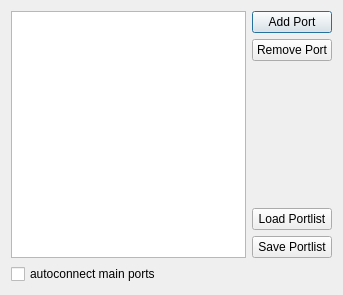
This is port_manager_ui.ui in Vampouille/superboucle as Qt 5 draws it before an edit. The edited form follows.
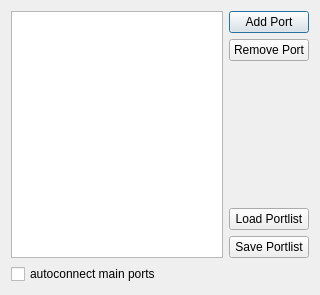
This is the edited form.

Commit message: resized playlist editor dialog, device manager, playlist editor and port manager with the same width

Diff of the .ui file:
```diff
--- a/port_manager_ui.ui
+++ b/port_manager_ui.ui
@@ -6,7 +6,7 @@
    <rect>
     <x>0</x>
     <y>0</y>
-    <width>343</width>
+    <width>320</width>
     <height>295</height>
    </rect>
   </property>
```
The commit also changes 2 other files.
